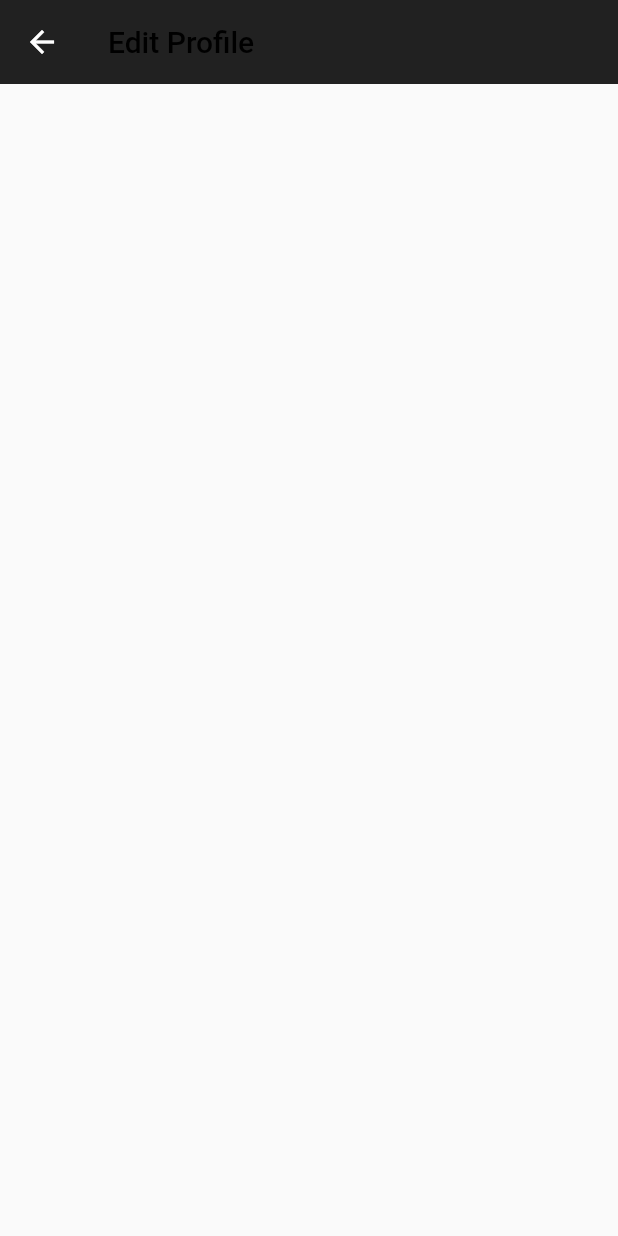
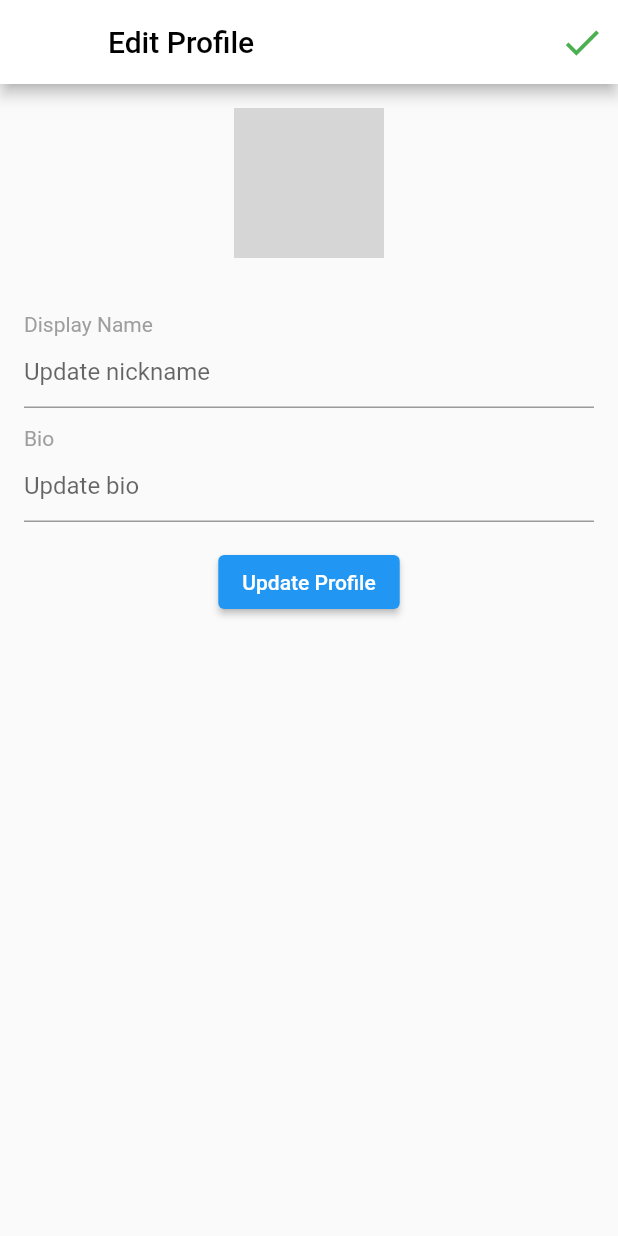
Before and after one commit to seifmotaglly/Society_Hub, a Flutter app: the EditProfile screen opened directly, on a phone screen of 412 x 824 dp. Run offline on Flutter 3.47's test engine with Material 2 defaults, Android fonts, the light colour scheme and no system bars; our stand-ins replace cached_network_image, cloud_firestore, curved_navigation_bar, firebase_auth, firebase_core, flutter_spinkit and 3 more; accounts and stored records are empty; network calls fail; grey boxes are pictures that could not be loaded.

Commit message:
Update Profile

```diff
--- a/society_hub/lib/models/User.dart
+++ b/society_hub/lib/models/User.dart
@@ -17,19 +17,13 @@ class User {
       this.bio});
 
   factory User.fromDocument(DocumentSnapshot doc) {
+    Map<String, dynamic> data = doc.data();
     return User(
-        id: doc.get('id'),
-        username: doc.get('name'),
-        email: doc.get('email'),
-        displayName: doc.get('displayName'),
-        photoUrl: doc.get('photoUrl'),
-        bio: doc.get('bio'));
-
-    // id: doc.data['id'],
-    // username: doc.data()['name'],
-    // email: doc.data()['email'],
-    // displayName: doc.data()['displayName'],
-    // photoUrl: doc.data()['photoUrl'],
-    // bio: doc.data();
+        id: data['id'],
+        username: data['name'],
+        email: data['email'],
+        displayName: data['display_name'],
+        photoUrl: data['photo_url'],
+        bio: data['bio']);
   }
 }
--- a/society_hub/lib/screens/EditProfile.dart
+++ b/society_hub/lib/screens/EditProfile.dart
@@ -1,5 +1,9 @@
+import 'package:cached_network_image/cached_network_image.dart';
+import 'package:cloud_firestore/cloud_firestore.dart';
 import 'package:flutter/material.dart';
-import 'package:sociaty_hub/constants/ConstantColors.dart';
+import 'package:sociaty_hub/models/User.dart';
+import 'package:sociaty_hub/widgets/progress.dart';
+import 'ProfileScreen.dart';
 
 class EditProfile extends StatefulWidget {
   final String currentUserId;
@@ -10,15 +14,150 @@ class EditProfile extends StatefulWidget {
 }
 
 class _EditProfileState extends State<EditProfile> {
+  final _scaffoldKey = GlobalKey<ScaffoldState>();
+  TextEditingController displayNameController = TextEditingController();
+  TextEditingController bioController = TextEditingController();
+  bool isLoading = false;
+  User user;
+  bool bioValidation = true;
+  bool displayNameValidation = true;
+
+  @override
+  void initState() {
+    super.initState();
+    getUser();
+  }
+
+  getUser() async {
+    setState(() {
+      isLoading = true;
+    });
+    DocumentSnapshot doc = await usersRef.doc(widget.currentUserId).get();
+    user = User.fromDocument(doc);
+    displayNameController.text = user.displayName;
+    bioController.text = user.bio;
+    setState(() {
+      isLoading = false;
+    });
+  }
+
+  Column displayNameField() {
+    return Column(
+      crossAxisAlignment: CrossAxisAlignment.start,
+      children: <Widget>[
+        Padding(
+          padding: EdgeInsets.only(top: 12),
+          child: Text(
+            'Display Name',
+            style: TextStyle(color: Colors.grey),
+          ),
+        ),
+        TextField(
+          controller: displayNameController,
+          decoration: InputDecoration(
+              hintText: 'Update nickname',
+              errorText:
+                  displayNameValidation ? null : 'Display name too short'),
+        )
+      ],
+    );
+  }
+
+  Column bioField() {
+    return Column(
+      crossAxisAlignment: CrossAxisAlignment.start,
+      children: <Widget>[
+        Padding(
+          padding: EdgeInsets.only(top: 12),
+          child: Text(
+            'Bio',
+            style: TextStyle(color: Colors.grey),
+          ),
+        ),
+        TextField(
+          controller: bioController,
+          decoration: InputDecoration(
+              hintText: 'Update bio',
+              errorText: bioValidation ? null : 'Bio too long'),
+        )
+      ],
+    );
+  }
+
+  updateProfileData() {
+    setState(() {
+      displayNameController.text.trim().length < 3 ||
+              displayNameController.text.isEmpty
+          ? displayNameValidation = false
+          : displayNameValidation = true;
+
+      bioController.text.trim().length > 100
+          ? bioValidation = false
+          : bioValidation = true;
+
+      if (displayNameValidation && bioValidation) {
+        usersRef.doc(widget.currentUserId).update({
+          'display_name': displayNameController.text,
+          'bio': bioController.text
+        });
+      }
+    });
+    SnackBar snackbar = SnackBar(
+      content: Text('Profile updated'),
+    );
+    ScaffoldMessenger.of(context).showSnackBar(snackbar);
+  }
+
   @override
   Widget build(BuildContext context) {
-    print("In Edit Profile Screen");
     return Scaffold(
+      key: _scaffoldKey,
       appBar: AppBar(
-        elevation: 0.0,
-        title: Text('Edit Profile', style: TextStyle(color: Colors.black)),
-        backgroundColor: darkGrey,
+        backgroundColor: Colors.white,
+        title: Text(
+          'Edit Profile',
+          style: TextStyle(color: Colors.black),
+        ),
+        actions: <Widget>[
+          IconButton(
+            icon: Icon(
+              Icons.done,
+              size: 30.0,
+              color: Colors.green,
+            ),
+            onPressed: () => Navigator.pop(context),
+          )
+        ],
       ),
+      body: isLoading
+          ? circularProgress()
+          : ListView(
+              children: <Widget>[
+                Container(
+                  child: Column(
+                    children: <Widget>[
+                      Padding(
+                        padding: EdgeInsets.only(top: 16.0, bottom: 8),
+                        child: CircleAvatar(
+                          backgroundImage:
+                              CachedNetworkImageProvider(user.photoUrl),
+                          radius: 50.0,
+                        ),
+                      ),
+                      Padding(
+                        padding: EdgeInsets.all(16),
+                        child: Column(
+                          children: <Widget>[displayNameField(), bioField()],
+                        ),
+                      ),
+                      ElevatedButton(
+                          onPressed: updateProfileData,
+                          child: Text('Update Profile'))
+                    ],
+                  ),
+                )
+              ],
+            ),
     );
   }
 }
```
Also changed, not shown: society_hub/lib/screens/ProfileScreen.dart (+19 -34 lines), society_hub/lib/screens/SearchScreen.dart (added, +21 -0 lines), society_hub/lib/widgets/bottombar/bottombar.dart (+15 -1 lines).
